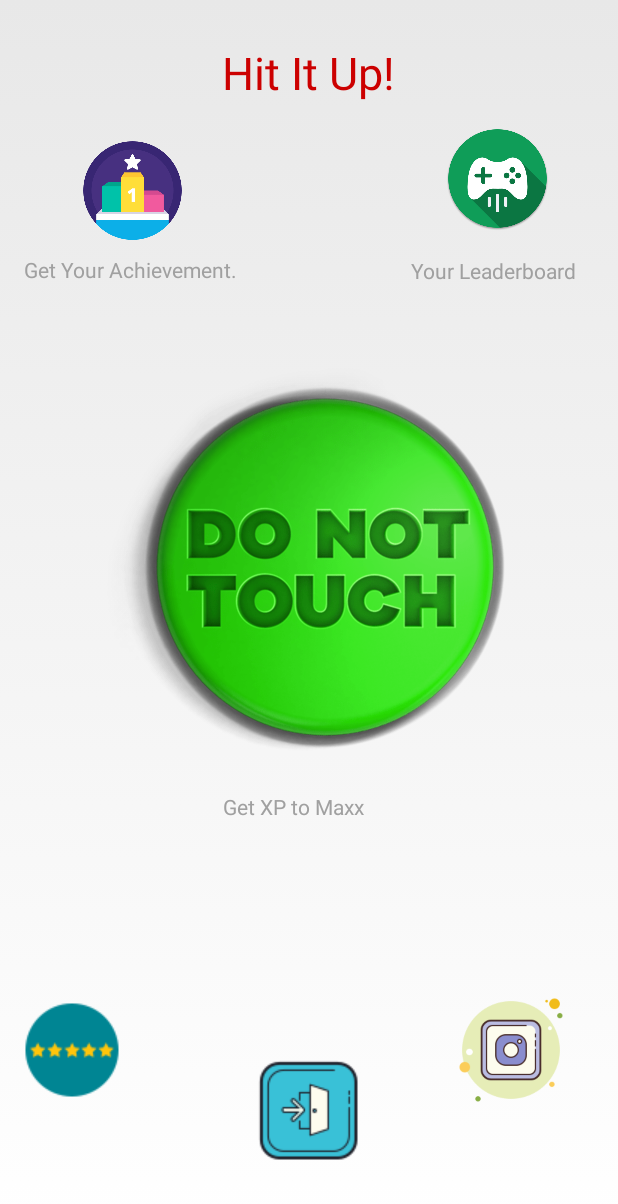
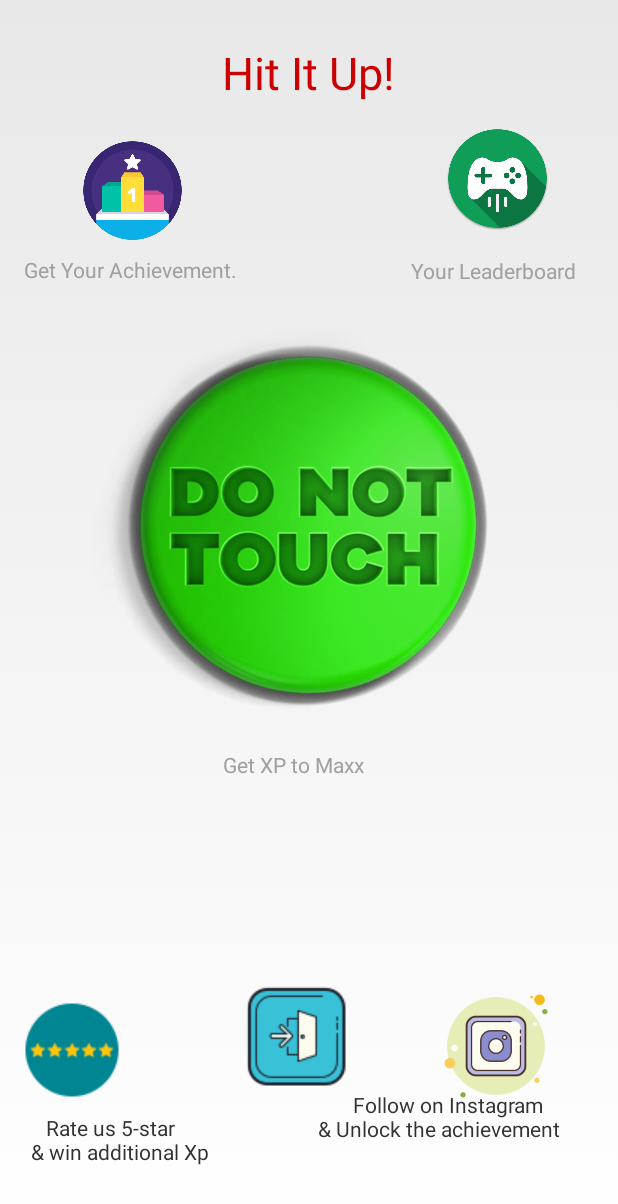
Before and after one commit to nnishad/OneTapXP_Booster, an Android app: the screen it shows after launch (MainActivity), after a tap on an icon or button, on a phone screen of 412 x 824 dp. Shown: the top 1204 px of the screen. Run offline under Robolectric (Android 15) with nearby library versions, the phone set to English and light mode, and no system bars; 3 statements that could not run were skipped.

Commit message:
layout and unused code improved

```diff
--- a/app/src/main/java/com/nightowldevelopers/onetapxpboost/MainActivity.java
+++ b/app/src/main/java/com/nightowldevelopers/onetapxpboost/MainActivity.java
@@ -113,7 +113,7 @@ public class MainActivity extends Activity implements
 
                 try {
                     startActivity(likeIng);
-                    Toast.makeText(MainActivity.this,"Follow the Account \n& Unlock your Achievement",Toast.LENGTH_SHORT).show();
+                    Toast.makeText(MainActivity.this,"Follow Us \n& Unlock your Achievement",Toast.LENGTH_SHORT).show();
                /*     Games.getAchievementsClient(this, GoogleSignIn.getLastSignedInAccount(this))
                             .unlock(getString(R.string.achievement_instagram_achievement));
                     Games.getLeaderboardsClient(this, GoogleSignIn.getLastSignedInAccount(this))
--- a/app/src/main/res/layout/activity_main.xml
+++ b/app/src/main/res/layout/activity_main.xml
@@ -47,10 +47,10 @@
             style="@style/MainScreenButton"
             android:layout_width="300dp"
             android:layout_height="300dp"
-            android:layout_marginTop="200dp"
+            android:layout_marginTop="172dp"
             android:background="@drawable/do_not_touch"
             app:layout_constraintEnd_toEndOf="parent"
-            app:layout_constraintHorizontal_bias="0.594"
+            app:layout_constraintHorizontal_bias="0.495"
             app:layout_constraintStart_toStartOf="parent"
             app:layout_constraintTop_toTopOf="@+id/textView" />
 
@@ -119,10 +119,10 @@
             android:background="@drawable/instagram_new"
             app:layout_constraintBottom_toBottomOf="parent"
             app:layout_constraintEnd_toEndOf="parent"
-            app:layout_constraintHorizontal_bias="0.938"
+            app:layout_constraintHorizontal_bias="0.905"
             app:layout_constraintStart_toStartOf="parent"
             app:layout_constraintTop_toTopOf="parent"
-            app:layout_constraintVertical_bias="1.0" />
+            app:layout_constraintVertical_bias="0.996" />
 
         <TextView
             style="@style/MainScreenButtonBlurb"
@@ -150,10 +150,10 @@
             android:background="@drawable/logout"
             app:layout_constraintBottom_toBottomOf="parent"
             app:layout_constraintEnd_toEndOf="parent"
-            app:layout_constraintHorizontal_bias="0.498"
+            app:layout_constraintHorizontal_bias="0.472"
             app:layout_constraintStart_toStartOf="parent"
             app:layout_constraintTop_toBottomOf="@+id/textView3"
-            app:layout_constraintVertical_bias="0.95" />
+            app:layout_constraintVertical_bias="0.854" />
 
         <Button
             android:id="@+id/rating"
@@ -169,6 +169,37 @@
             app:layout_constraintEnd_toEndOf="@+id/button_instagram"
             app:layout_constraintHorizontal_bias="0.0"
             app:layout_constraintStart_toStartOf="parent" />
+
+        <TextView
+            android:id="@+id/textView5"
+            android:layout_width="202dp"
+            android:layout_height="48dp"
+            android:layout_marginStart="212dp"
+            android:layout_marginLeft="212dp"
+            android:layout_marginTop="520dp"
+            android:layout_marginBottom="8dp"
+            android:text="       Follow on Instagram\n&amp; Unlock the achievement"
+            app:layout_constraintBottom_toBottomOf="parent"
+            app:layout_constraintStart_toStartOf="parent"
+            app:layout_constraintTop_toTopOf="parent"
+            app:layout_constraintVertical_bias="0.832" />
+
+        <TextView
+            android:id="@+id/textView6"
+            android:layout_width="wrap_content"
+            android:layout_height="wrap_content"
+            android:layout_marginStart="2dp"
+            android:layout_marginLeft="2dp"
+            android:layout_marginEnd="232dp"
+            android:layout_marginRight="232dp"
+            android:layout_marginBottom="8dp"
+            android:text="    Rate us 5-star \n &amp; win additional Xp"
+            app:layout_constraintBottom_toBottomOf="parent"
+            app:layout_constraintEnd_toEndOf="parent"
+            app:layout_constraintHorizontal_bias="0.269"
+            app:layout_constraintStart_toStartOf="parent"
+            app:layout_constraintTop_toBottomOf="@+id/rating"
+            app:layout_constraintVertical_bias="0.208" />
 
     </androidx.constraintlayout.widget.ConstraintLayout>
 
```
